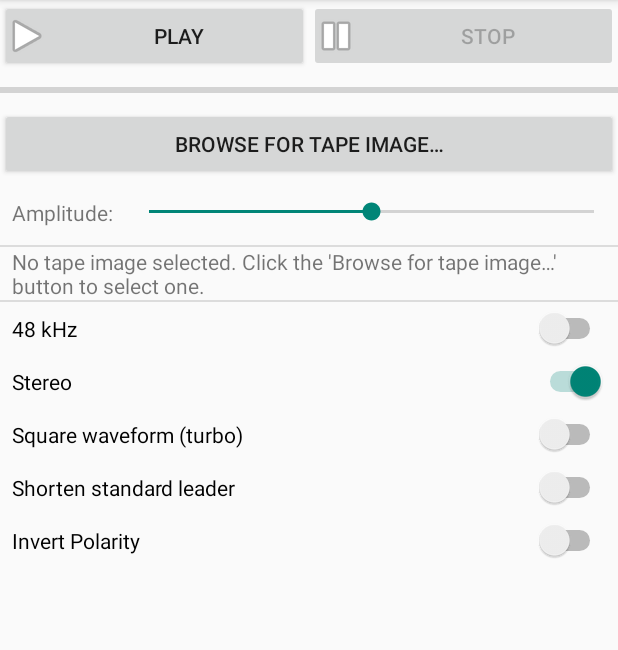
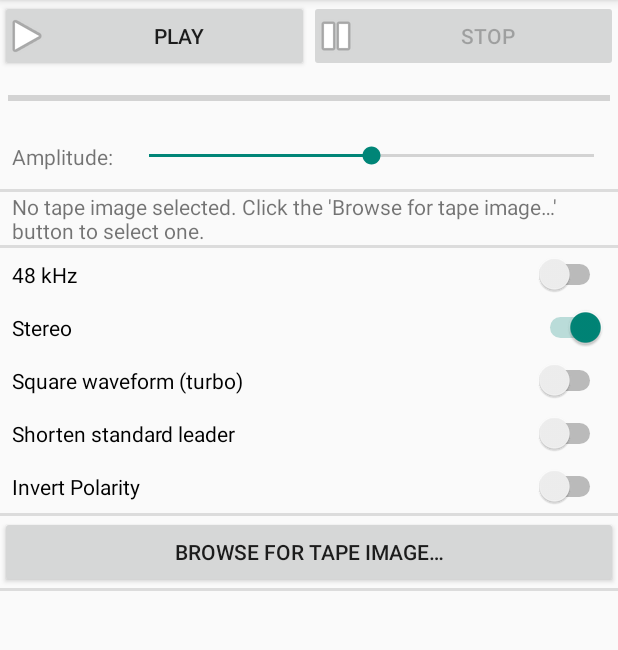
Before and after one commit to baktragh/CAS2Audio, an Android app: the screen it shows after launch (MainActivity), on a phone screen of 412 x 824 dp, the part 84-734 px from its top. Run offline under Robolectric (Android 15) with nearby library versions, the phone set to English and light mode, and no system bars; libraries missing offline, so code that uses them is left out: com.obsez.android.

Commit message:
UI: Refine layout of the UI elements

```diff
--- a/app/src/main/res/layout/activity_main.xml
+++ b/app/src/main/res/layout/activity_main.xml
@@ -50,14 +50,8 @@
             android:layout_marginTop="4dp"
             android:layout_marginBottom="4dp"
             android:max="100"
+            android:padding="5dp"
             android:progress="0" />
-
-        <Button
-            android:id="@+id/btnBrowse"
-            android:layout_width="match_parent"
-            android:layout_height="wrap_content"
-            android:onClick="onBrowseTapeImage"
-            android:text="@string/btn_browse" />
 
         <LinearLayout
             android:layout_width="match_parent"
@@ -85,7 +79,7 @@
         <View
             android:id="@+id/divider2"
             android:layout_width="match_parent"
-            android:layout_height="1dp"
+            android:layout_height="2dp"
             android:background="?android:attr/listDivider" />
 
         <TextView
@@ -102,7 +96,7 @@
         <View
             android:id="@+id/divider"
             android:layout_width="match_parent"
-            android:layout_height="1dp"
+            android:layout_height="2dp"
             android:background="?android:attr/listDivider" />
 
         <ScrollView
@@ -152,6 +146,25 @@
             </LinearLayout>
         </ScrollView>
 
+        <View
+            android:id="@+id/divider4"
+            android:layout_width="match_parent"
+            android:layout_height="2dp"
+            android:background="?android:attr/listDivider" />
+
+        <Button
+            android:id="@+id/btnBrowse"
+            android:layout_width="match_parent"
+            android:layout_height="wrap_content"
+            android:onClick="onBrowseTapeImage"
+            android:text="@string/btn_browse" />
+
+        <View
+            android:id="@+id/divider3"
+            android:layout_width="match_parent"
+            android:layout_height="2dp"
+            android:background="?android:attr/listDivider" />
+
         <ListView
             android:id="@+id/lvRecentItems"
             android:layout_width="match_parent"
--- a/app/src/main/res/layout/list_text.xml
+++ b/app/src/main/res/layout/list_text.xml
@@ -3,4 +3,4 @@
     android:id="@+id/tvRecentItem"
     android:layout_width="fill_parent"
     android:layout_height="wrap_content"
-    />
+    android:textSize="16sp" />
```
Also changed, not shown: 1 other file.
